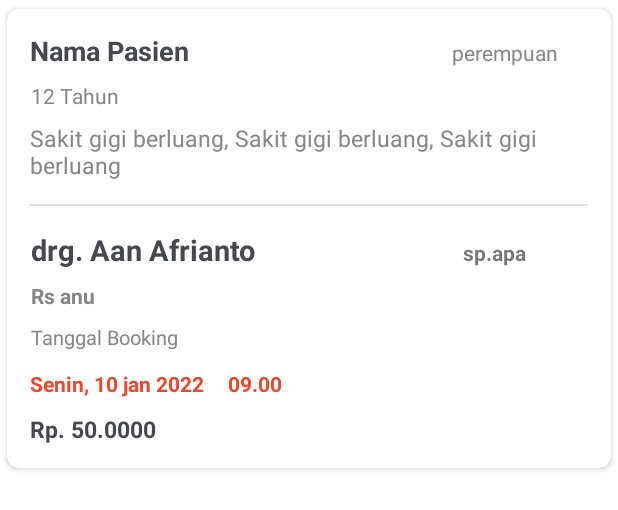
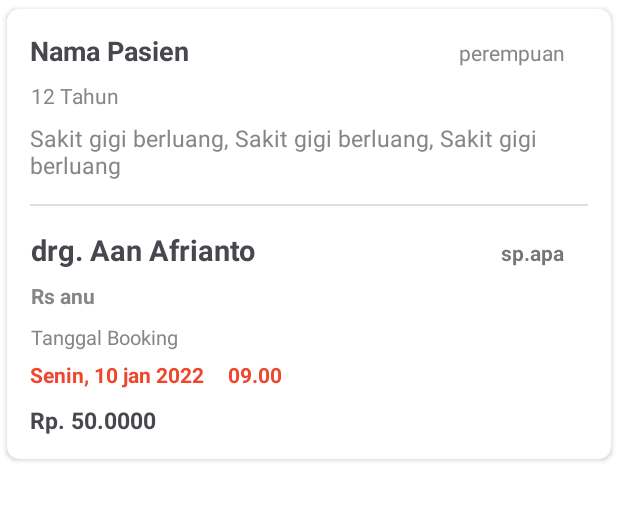
Before and after one commit to rzlwbo1/Mari-Sehat-App, an Android app: the layout booking_row.xml on its own in the app's theme, with its tools: preview values and no code run, on a phone screen of 412 x 824 dp. Shown: the top 510 px of the screen. Run offline under Robolectric (Android 15) with nearby library versions, the phone set to English and light mode, and no system bars.

Commit message:
fixing ui booking data

```diff
--- a/app/src/main/java/com/example/marisehat/ListBooking.java
+++ b/app/src/main/java/com/example/marisehat/ListBooking.java
@@ -49,7 +49,7 @@ public class ListBooking extends AppCompatActivity {
         } else {
 
             while (cursor.moveToNext()) {
-                listBookModels.add(new ListBookModel(cursor.getString(1), cursor.getString(2), cursor.getString(3),
+                listBookModels.add(new ListBookModel(cursor.getString(1), cursor.getString(2), cursor.getString(3).concat(" Tahun"),
                         cursor.getString(4), cursor.getString(5), cursor.getString(6), cursor.getString(7),
                         cursor.getString(8), cursor.getString(9), cursor.getString(10)));
             }
--- a/app/src/main/res/layout/booking_row.xml
+++ b/app/src/main/res/layout/booking_row.xml
@@ -43,7 +43,7 @@
                 android:layout_width="wrap_content"
                 android:layout_height="wrap_content"
                 android:layout_marginStart="8dp"
-                android:layout_marginEnd="20dp"
+                android:layout_marginEnd="15dp"
                 android:text="perempuan"
                 android:textColor="@color/text_sec"
                 android:textSize="14sp"
@@ -94,12 +94,13 @@
                 android:layout_width="wrap_content"
                 android:layout_height="wrap_content"
                 android:layout_marginStart="69dp"
-                android:layout_marginEnd="20dp"
+                android:layout_marginEnd="10dp"
                 android:text="sp.apa"
                 android:textSize="14sp"
                 android:textStyle="bold"
                 app:layout_constraintBaseline_toBaselineOf="@+id/tvNamaDokList"
                 app:layout_constraintEnd_toEndOf="parent"
+                app:layout_constraintHorizontal_bias="0.884"
                 app:layout_constraintStart_toEndOf="@+id/tvNamaDokList" />
 
             <TextView
@@ -147,7 +148,7 @@
                 android:id="@+id/tvDateList"
                 android:layout_width="wrap_content"
                 android:layout_height="wrap_content"
-                android:layout_marginTop="12dp"
+                android:layout_marginTop="6dp"
                 android:text="Senin, 10 jan 2022"
                 android:textColor="@color/primary"
                 android:textSize="14sp"
```
